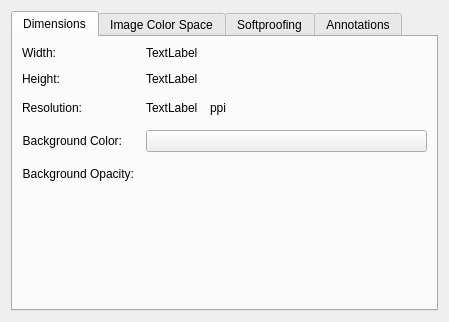
First picture: the form in libs/ui/forms/wdgimageproperties.ui, repository KDE/krita, before the edit.
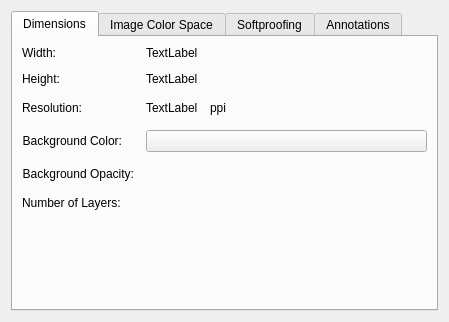
Second picture: the form after the edit. Custom widgets are drawn as their Qt base class.

Commit message: Show number of layers in image properties dialog

The edit to the form file:
```diff
--- a/libs/ui/forms/wdgimageproperties.ui
+++ b/libs/ui/forms/wdgimageproperties.ui
@@ -193,6 +193,20 @@
            </property>
           </widget>
          </item>
+         <item row="5" column="0">
+          <widget class="QLabel" name="label_2">
+           <property name="text">
+            <string>Number of Layers:</string>
+           </property>
+          </widget>
+         </item>
+         <item row="5" column="1">
+          <widget class="QLabel" name="lblLayerCount">
+           <property name="text">
+            <string/>
+           </property>
+          </widget>
+         </item>
         </layout>
        </item>
       </layout>
```
Left out of the diff: 24 changed lines with no effect on the pictures. The commit also changes 1 other file.
